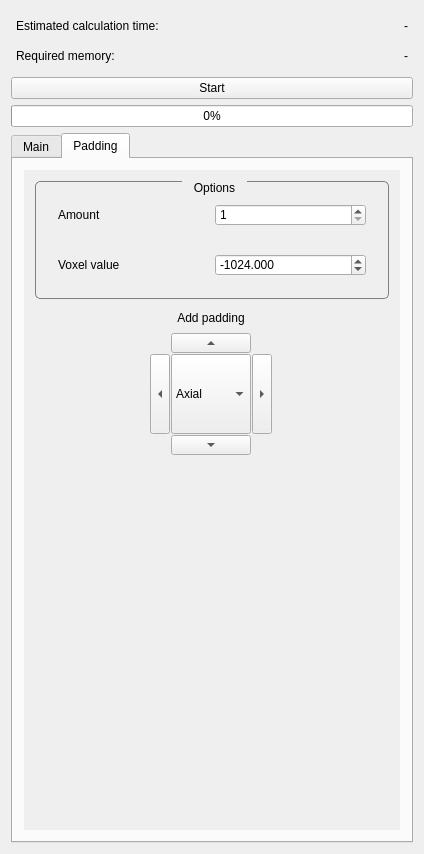
Qt form src/internal/GraphcutViewControls.ui (araex/mitk-gem) before a commit.
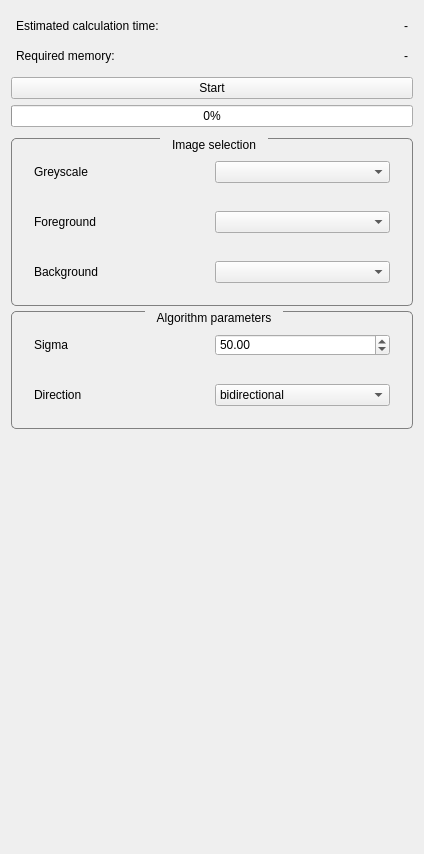
The same form after that commit. The open tabs and pages were chosen to show the change. Custom widgets are drawn as their Qt base class.

Commit message: removed padding tab

```diff
--- a/src/internal/GraphcutViewControls.ui
+++ b/src/internal/GraphcutViewControls.ui
@@ -194,16 +194,6 @@
     </widget>
    </item>
    <item>
-    <widget class="QTabWidget" name="tabWidget">
-     <property name="currentIndex">
-      <number>0</number>
-     </property>
-     <widget class="QWidget" name="mainTab">
-      <attribute name="title">
-       <string>Main</string>
-      </attribute>
-      <layout class="QHBoxLayout" name="horizontalLayout_6">
-       <item>
         <widget class="QScrollArea" name="scrollArea">
          <property name="enabled">
           <bool>true</bool>
@@ -219,11 +209,26 @@
            <rect>
             <x>0</x>
             <y>0</y>
-            <width>384</width>
-            <height>655</height>
+        <width>406</width>
+        <height>706</height>
            </rect>
           </property>
           <layout class="QVBoxLayout" name="verticalLayout_4">
+       <property name="spacing">
+        <number>5</number>
+       </property>
+       <property name="leftMargin">
+        <number>0</number>
+       </property>
+       <property name="topMargin">
+        <number>5</number>
+       </property>
+       <property name="rightMargin">
+        <number>0</number>
+       </property>
+       <property name="bottomMargin">
+        <number>0</number>
+       </property>
            <item>
             <widget class="QGroupBox" name="imageGroup">
              <property name="title">
@@ -399,561 +404,6 @@
               </size>
              </property>
             </spacer>
-           </item>
-          </layout>
-         </widget>
-        </widget>
-       </item>
-      </layout>
-     </widget>
-     <widget class="QWidget" name="tab_2">
-      <attribute name="title">
-       <string>Padding</string>
-      </attribute>
-      <layout class="QHBoxLayout" name="horizontalLayout_6">
-       <item>
-        <widget class="QScrollArea" name="scrollArea_2">
-         <property name="enabled">
-          <bool>true</bool>
-         </property>
-         <property name="widgetResizable">
-          <bool>true</bool>
-         </property>
-         <widget class="QWidget" name="parentWidget_2">
-          <property name="enabled">
-           <bool>true</bool>
-          </property>
-          <property name="geometry">
-           <rect>
-            <x>0</x>
-            <y>0</y>
-            <width>384</width>
-            <height>655</height>
-           </rect>
-          </property>
-          <layout class="QVBoxLayout" name="verticalLayout_6">
-           <property name="spacing">
-            <number>2</number>
-           </property>
-           <item>
-            <widget class="QGroupBox" name="parameterGroup_2">
-             <property name="title">
-              <string>Options</string>
-             </property>
-             <property name="flat">
-              <bool>false</bool>
-             </property>
-             <property name="checkable">
-              <bool>false</bool>
-             </property>
-             <property name="checked">
-              <bool>false</bool>
-             </property>
-             <layout class="QVBoxLayout" name="verticalLayout_8">
-              <item>
-               <widget class="QWidget" name="widget_5" native="true">
-                <layout class="QHBoxLayout" name="horizontalLayout_11">
-                 <item>
-                  <widget class="QLabel" name="label_10">
-                   <property name="text">
-                    <string>Amount</string>
-                   </property>
-                  </widget>
-                 </item>
-                 <item>
-                  <widget class="QDoubleSpinBox" name="amountOfPaddingSpinBox">
-                   <property name="decimals">
-                    <number>0</number>
-                   </property>
-                   <property name="minimum">
-                    <double>1.000000000000000</double>
-                   </property>
-                   <property name="maximum">
-                    <double>10000.000000000000000</double>
-                   </property>
-                   <property name="value">
-                    <double>1.000000000000000</double>
-                   </property>
-                  </widget>
-                 </item>
-                </layout>
-               </widget>
-              </item>
-              <item>
-               <widget class="QWidget" name="widget_4" native="true">
-                <layout class="QHBoxLayout" name="horizontalLayout_10">
-                 <item>
-                  <widget class="QLabel" name="label_9">
-                   <property name="text">
-                    <string>Voxel value</string>
-                   </property>
-                  </widget>
-                 </item>
-                 <item>
-                  <widget class="QDoubleSpinBox" name="voxelValueSpinBox">
-                   <property name="decimals">
-                    <number>3</number>
-                   </property>
-                   <property name="minimum">
-                    <double>-100000.000000000000000</double>
-                   </property>
-                   <property name="maximum">
-                    <double>100000.000000000000000</double>
-                   </property>
-                   <property name="value">
-                    <double>-1024.000000000000000</double>
-                   </property>
-                  </widget>
-                 </item>
-                </layout>
-               </widget>
-              </item>
-             </layout>
-            </widget>
-           </item>
-           <item>
-            <widget class="QWidget" name="widget_7" native="true">
-             <property name="sizePolicy">
-              <sizepolicy hsizetype="Maximum" vsizetype="Preferred">
-               <horstretch>0</horstretch>
-               <verstretch>0</verstretch>
-              </sizepolicy>
-             </property>
-             <property name="baseSize">
-              <size>
-               <width>0</width>
-               <height>0</height>
-              </size>
-             </property>
-             <property name="layoutDirection">
-              <enum>Qt::LeftToRight</enum>
-             </property>
-             <layout class="QGridLayout" name="gridLayout" rowstretch="0" columnstretch="0">
-              <property name="sizeConstraint">
-               <enum>QLayout::SetDefaultConstraint</enum>
-              </property>
-              <property name="leftMargin">
-               <number>3</number>
-              </property>
-              <property name="topMargin">
-               <number>3</number>
-              </property>
-              <property name="rightMargin">
-               <number>3</number>
-              </property>
-              <property name="bottomMargin">
-               <number>0</number>
-              </property>
-              <property name="spacing">
-               <number>3</number>
-              </property>
-             </layout>
-            </widget>
-           </item>
-           <item>
-            <widget class="QWidget" name="widget_6" native="true">
-             <layout class="QHBoxLayout" name="horizontalLayout_7">
-              <property name="topMargin">
-               <number>0</number>
-              </property>
-              <property name="bottomMargin">
-               <number>0</number>
-              </property>
-              <item>
-               <spacer name="horizontalSpacer_2">
-                <property name="orientation">
-                 <enum>Qt::Horizontal</enum>
-                </property>
-                <property name="sizeHint" stdset="0">
-                 <size>
-                  <width>40</width>
-                  <height>20</height>
-                 </size>
-                </property>
-               </spacer>
-              </item>
-              <item>
-               <widget class="QWidget" name="widget_8" native="true">
-                <property name="sizePolicy">
-                 <sizepolicy hsizetype="Maximum" vsizetype="Maximum">
-                  <horstretch>0</horstretch>
-                  <verstretch>0</verstretch>
-                 </sizepolicy>
-                </property>
-                <property name="maximumSize">
-                 <size>
-                  <width>200</width>
-                  <height>200</height>
-                 </size>
-                </property>
-                <property name="baseSize">
-                 <size>
-                  <width>0</width>
-                  <height>0</height>
-                 </size>
-                </property>
-                <layout class="QVBoxLayout" name="verticalLayout_7">
-                 <property name="spacing">
-                  <number>1</number>
-                 </property>
-                 <property name="leftMargin">
-                  <number>9</number>
-                 </property>
-                 <property name="topMargin">
-                  <number>5</number>
-                 </property>
-                 <item>
-                  <widget class="QLabel" name="axisLabel">
-                   <property name="layoutDirection">
-                    <enum>Qt::LeftToRight</enum>
-                   </property>
-                   <property name="text">
-                    <string>&lt;html&gt;&lt;head/&gt;&lt;body&gt;&lt;p&gt;Add padding&lt;/p&gt;&lt;/body&gt;&lt;/html&gt;</string>
-                   </property>
-                   <property name="alignment">
-                    <set>Qt::AlignCenter</set>
-                   </property>
-                  </widget>
-                 </item>
-                 <item>
-                  <spacer name="verticalSpacer">
-                   <property name="orientation">
-                    <enum>Qt::Vertical</enum>
-                   </property>
-                   <property name="sizeHint" stdset="0">
-                    <size>
-                     <width>20</width>
-                     <height>7</height>
-                    </size>
-                   </property>
-                  </spacer>
-                 </item>
-                 <item>
-                  <widget class="QWidget" name="widget_11" native="true">
-                   <property name="sizePolicy">
-                    <sizepolicy hsizetype="Minimum" vsizetype="Preferred">
-                     <horstretch>0</horstretch>
-                     <verstretch>0</verstretch>
-                    </sizepolicy>
-                   </property>
-                   <property name="maximumSize">
-                    <size>
-                     <width>1677215</width>
-                     <height>16777215</height>
-                    </size>
-                   </property>
-                   <layout class="QHBoxLayout" name="horizontalLayout_13">
-                    <property name="spacing">
-                     <number>0</number>
-                    </property>
-                    <property name="margin">
-                     <number>0</number>
-                    </property>
-                    <item>
-                     <spacer name="horizontalSpacer_4">
-                      <property name="orientation">
-                       <enum>Qt::Horizontal</enum>
-                      </property>
-                      <property name="sizeHint" stdset="0">
-                       <size>
-                        <width>40</width>
-                        <height>20</height>
-                       </size>
-                      </property>
-                     </spacer>
-                    </item>
-                    <item>
-                     <widget class="QToolButton" name="padUp">
-                      <property name="sizePolicy">
-                       <sizepolicy hsizetype="Minimum" vsizetype="Minimum">
-                        <horstretch>0</horstretch>
-                        <verstretch>0</verstretch>
-                       </sizepolicy>
-                      </property>
-                      <property name="minimumSize">
-                       <size>
-                        <width>80</width>
-                        <height>0</height>
-                       </size>
-                      </property>
-                      <property name="maximumSize">
-                       <size>
-                        <width>16777215</width>
-                        <height>20</height>
-                       </size>
-                      </property>
-                      <property name="sizeIncrement">
-                       <size>
-                        <width>0</width>
-                        <height>0</height>
-                       </size>
-                      </property>
-                      <property name="text">
-                       <string>...</string>
-                      </property>
-                      <property name="autoRaise">
-                       <bool>false</bool>
-                      </property>
-                      <property name="arrowType">
-                       <enum>Qt::UpArrow</enum>
-                      </property>
-                     </widget>
-                    </item>
-                    <item>
-                     <spacer name="horizontalSpacer_5">
-                      <property name="orientation">
-                       <enum>Qt::Horizontal</enum>
-                      </property>
-                      <property name="sizeHint" stdset="0">
-                       <size>
-                        <width>40</width>
-                        <height>20</height>
-                       </size>
-                      </property>
-                     </spacer>
-                    </item>
-                   </layout>
-                  </widget>
-                 </item>
-                 <item alignment="Qt::AlignHCenter|Qt::AlignVCenter">
-                  <widget class="QWidget" name="widget_9" native="true">
-                   <property name="sizePolicy">
-                    <sizepolicy hsizetype="Minimum" vsizetype="Preferred">
-                     <horstretch>0</horstretch>
-                     <verstretch>0</verstretch>
-                    </sizepolicy>
-                   </property>
-                   <property name="maximumSize">
-                    <size>
-                     <width>16777215</width>
-                     <height>16777215</height>
-                    </size>
-                   </property>
-                   <layout class="QHBoxLayout" name="horizontalLayout_9">
-                    <property name="spacing">
-                     <number>1</number>
-                    </property>
-                    <property name="margin">
-                     <number>0</number>
-                    </property>
-                    <item>
-                     <widget class="QToolButton" name="padLeft">
-                      <property name="sizePolicy">
-                       <sizepolicy hsizetype="Fixed" vsizetype="Fixed">
-                        <horstretch>0</horstretch>
-                        <verstretch>0</verstretch>
-                       </sizepolicy>
-                      </property>
-                      <property name="minimumSize">
-                       <size>
-                        <width>0</width>
-                        <height>80</height>
-                       </size>
-                      </property>
-                      <property name="maximumSize">
-                       <size>
-                        <width>20</width>
-                        <height>16777215</height>
-                       </size>
-                      </property>
-                      <property name="text">
-                       <string>...</string>
-                      </property>
-                      <property name="arrowType">
-                       <enum>Qt::LeftArrow</enum>
-                      </property>
-                     </widget>
-                    </item>
-                    <item>
-                     <widget class="QComboBox" name="axisComboBox">
-                      <property name="sizePolicy">
-                       <sizepolicy hsizetype="Fixed" vsizetype="Fixed">
-                        <horstretch>0</horstretch>
-                        <verstretch>0</verstretch>
-                       </sizepolicy>
-                      </property>
-                      <property name="minimumSize">
-                       <size>
-                        <width>80</width>
-                        <height>80</height>
-                       </size>
-                      </property>
-                      <property name="styleSheet">
-                       <string notr="true"/>
-                      </property>
-                      <property name="sizeAdjustPolicy">
-                       <enum>QComboBox::AdjustToContentsOnFirstShow</enum>
-                      </property>
-                      <property name="iconSize">
-                       <size>
-                        <width>16</width>
-                        <height>16</height>
-                       </size>
-                      </property>
-                      <property name="duplicatesEnabled">
-                       <bool>false</bool>
-                      </property>
-                      <property name="frame">
-                       <bool>true</bool>
-                      </property>
-                      <item>
-                       <property name="text">
-                        <string>Axial</string>
-                       </property>
-                      </item>
-                      <item>
-                       <property name="text">
-                        <string>Sagittal</string>
-                       </property>
-                      </item>
-                      <item>
-                       <property name="text">
-                        <string>Coronal</string>
-                       </property>
-                      </item>
-                     </widget>
-                    </item>
-                    <item>
-                     <widget class="QToolButton" name="padRight">
-                      <property name="minimumSize">
-                       <size>
-                        <width>0</width>
-                        <height>80</height>
-                       </size>
-                      </property>
-                      <property name="maximumSize">
-                       <size>
-                        <width>20</width>
-                        <height>16777215</height>
-                       </size>
-                      </property>
-                      <property name="text">
-                       <string>pad</string>
-                      </property>
-                      <property name="arrowType">
-                       <enum>Qt::RightArrow</enum>
-                      </property>
-                     </widget>
-                    </item>
-                   </layout>
-                  </widget>
-                 </item>
-                 <item>
-                  <widget class="QWidget" name="widget_10" native="true">
-                   <property name="sizePolicy">
-                    <sizepolicy hsizetype="Minimum" vsizetype="Preferred">
-                     <horstretch>0</horstretch>
-                     <verstretch>0</verstretch>
-                    </sizepolicy>
-                   </property>
-                   <property name="maximumSize">
-                    <size>
-                     <width>16777215</width>
-                     <height>16777215</height>
-                    </size>
-                   </property>
-                   <layout class="QHBoxLayout" name="horizontalLayout_12">
-                    <property name="spacing">
-                     <number>0</number>
-                    </property>
-                    <property name="margin">
-                     <number>0</number>
-                    </property>
-                    <item>
-                     <spacer name="horizontalSpacer_6">
-                      <property name="orientation">
-                       <enum>Qt::Horizontal</enum>
-                      </property>
-                      <property name="sizeHint" stdset="0">
-                       <size>
-                        <width>40</width>
-                        <height>20</height>
-                       </size>
-                      </property>
-                     </spacer>
-                    </item>
-                    <item>
-                     <widget class="QToolButton" name="padDown">
-                      <property name="sizePolicy">
-                       <sizepolicy hsizetype="Minimum" vsizetype="Fixed">
-                        <horstretch>0</horstretch>
-                        <verstretch>0</verstretch>
-                       </sizepolicy>
-                      </property>
-                      <property name="minimumSize">
-                       <size>
-                        <width>80</width>
-                        <height>0</height>
-                       </size>
-                      </property>
-                      <property name="maximumSize">
-                       <size>
-                        <width>16777215</width>
-                        <height>20</height>
-                       </size>
-                      </property>
-                      <property name="text">
-                       <string>...</string>
-                      </property>
-                      <property name="arrowType">
-                       <enum>Qt::DownArrow</enum>
-                      </property>
-                     </widget>
-                    </item>
-                    <item>
-                     <spacer name="horizontalSpacer_7">
-                      <property name="orientation">
-                       <enum>Qt::Horizontal</enum>
-                      </property>
-                      <property name="sizeHint" stdset="0">
-                       <size>
-                        <width>40</width>
-                        <height>20</height>
-                       </size>
-                      </property>
-                     </spacer>
-                    </item>
-                   </layout>
-                  </widget>
-                 </item>
-                </layout>
-               </widget>
-              </item>
-              <item>
-               <spacer name="horizontalSpacer">
-                <property name="orientation">
-                 <enum>Qt::Horizontal</enum>
-                </property>
-                <property name="sizeHint" stdset="0">
-                 <size>
-                  <width>40</width>
-                  <height>20</height>
-                 </size>
-                </property>
-               </spacer>
-              </item>
-             </layout>
-            </widget>
-           </item>
-           <item>
-            <spacer name="spacer1_2">
-             <property name="orientation">
-              <enum>Qt::Vertical</enum>
-             </property>
-             <property name="sizeType">
-              <enum>QSizePolicy::Expanding</enum>
-             </property>
-             <property name="sizeHint" stdset="0">
-              <size>
-               <width>20</width>
-               <height>220</height>
-              </size>
-             </property>
-            </spacer>
-           </item>
-          </layout>
-         </widget>
-        </widget>
        </item>
       </layout>
      </widget>
```
Lines whose indentation alone changed are shown as unchanged. The commit also changes 2 other files.
